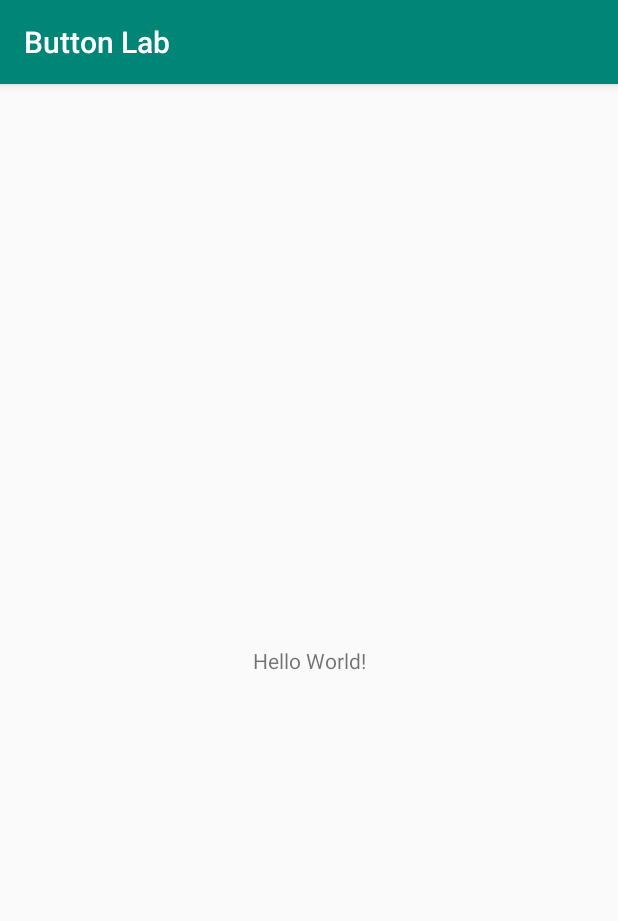
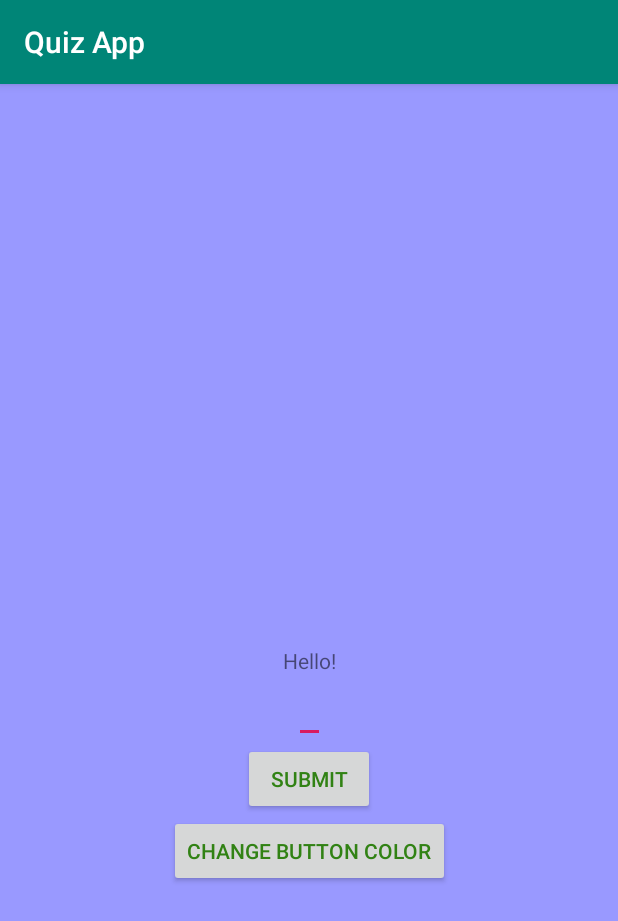
Before and after one commit to Gayatri924/Button_Lab, an Android app: the screen it shows after launch (MainActivity), on a phone screen of 412 x 824 dp. Shown: the top 921 px of the screen. Run offline under Robolectric (Android 15) with nearby library versions, the phone set to English and light mode, and no system bars.

Commit message:
Finish Lab - Basic

```diff
--- a/app/src/main/java/com/gopavajhalagayatri/buttonlab/MainActivity.java
+++ b/app/src/main/java/com/gopavajhalagayatri/buttonlab/MainActivity.java
@@ -2,13 +2,43 @@ package com.gopavajhalagayatri.buttonlab;
 
 import androidx.appcompat.app.AppCompatActivity;
 
+import android.graphics.Color;
+import android.view.View;
+import android.widget.Button;
+import android.widget.EditText;
+import android.widget.TextView;
+import android.util.Log;
 import android.os.Bundle;
 
 public class MainActivity extends AppCompatActivity {
+
+    Button submitButton;
+    Button colorButton;
+    EditText responseText;
+    TextView displayText;
 
     @Override
     protected void onCreate(Bundle savedInstanceState) {
         super.onCreate(savedInstanceState);
         setContentView(R.layout.activity_main);
+        submitButton=findViewById(R.id.clickButton);
+        colorButton=findViewById(R.id.clickButton2);
+        responseText=findViewById(R.id.responseEditText);
+        displayText=findViewById(R.id.textBox);
+        submitButton.setOnClickListener(new View.OnClickListener() {
+            @Override
+            public void onClick(View v) {
+                System.out.println("Hi!!!");
+                Log.d("testButton","input is: "+responseText.getText());
+                displayText.setText(responseText.getText());
+            }
+        });
+        colorButton.setOnClickListener(new View.OnClickListener() {
+            @Override
+            public void onClick(View v) {
+                Log.d("colorButton","here");
+                colorButton.setBackgroundColor(Color.rgb(204, 255, 153));
+            }
+        });
     }
 }
--- a/app/src/main/res/layout/activity_main.xml
+++ b/app/src/main/res/layout/activity_main.xml
@@ -4,15 +4,48 @@
     xmlns:tools="http://schemas.android.com/tools"
     android:layout_width="match_parent"
     android:layout_height="match_parent"
-    tools:context=".MainActivity">
+    tools:context=".MainActivity"
+    android:background = "#9999ff">
 
     <TextView
+        android:id = "@+id/textBox"
         android:layout_width="wrap_content"
         android:layout_height="wrap_content"
-        android:text="Hello World!"
+        android:text= "@string/hard_coded_string_name"
         app:layout_constraintBottom_toBottomOf="parent"
         app:layout_constraintLeft_toLeftOf="parent"
         app:layout_constraintRight_toRightOf="parent"
-        app:layout_constraintTop_toTopOf="parent" />
-
+        app:layout_constraintTop_toTopOf="parent"
+        />
+    <EditText
+        android:id="@+id/responseEditText"
+        android:layout_width="wrap_content"
+        android:layout_height="wrap_content"
+        android:hint=""
+        app:layout_constraintTop_toBottomOf="@+id/textBox"
+        app:layout_constraintLeft_toLeftOf="parent"
+        app:layout_constraintRight_toRightOf="parent"
+        />
+    <Button
+        android:id="@+id/clickButton"
+        android:layout_width="wrap_content"
+        android:layout_height="wrap_content"
+        android:text="@string/click_button"
+        android:textColor="#318214"
+        android:textAllCaps="true"
+        app:layout_constraintTop_toBottomOf="@+id/responseEditText"
+        app:layout_constraintLeft_toLeftOf="parent"
+        app:layout_constraintRight_toRightOf="parent"
+        />
+    <Button
+        android:id="@+id/clickButton2"
+        android:layout_width="wrap_content"
+        android:layout_height="wrap_content"
+        android:text="@string/click_button2"
+        android:textColor="#318214"
+        android:textAllCaps="true"
+        app:layout_constraintTop_toBottomOf="@+id/clickButton"
+        app:layout_constraintLeft_toLeftOf="parent"
+        app:layout_constraintRight_toRightOf="parent"
+        />
 </androidx.constraintlayout.widget.ConstraintLayout>
--- a/app/src/main/res/values/colors.xml
+++ b/app/src/main/res/values/colors.xml
@@ -3,4 +3,5 @@
     <color name="colorPrimary">#008577</color>
     <color name="colorPrimaryDark">#00574B</color>
     <color name="colorAccent">#D81B60</color>
+    <color name="LightGreen">#ccff99</color>
 </resources>
--- a/app/src/main/res/values/strings.xml
+++ b/app/src/main/res/values/strings.xml
@@ -1,3 +1,6 @@
 <resources>
-    <string name="app_name">Button Lab</string>
+    <string name="app_name">Quiz App</string>
+    <string name="hard_coded_string_name"> Hello! </string>
+    <string name="click_button">Submit</string>
+    <string name="click_button2">Change Button Color</string>
 </resources>
```
